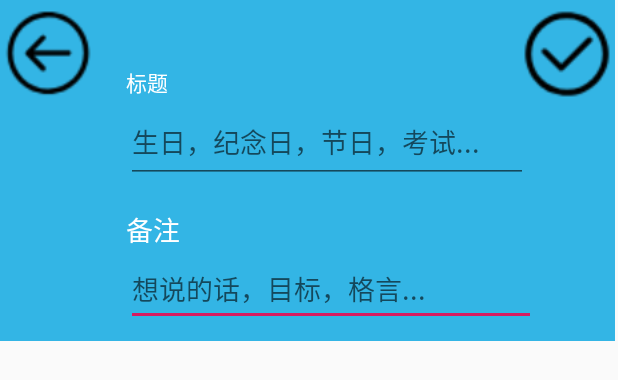
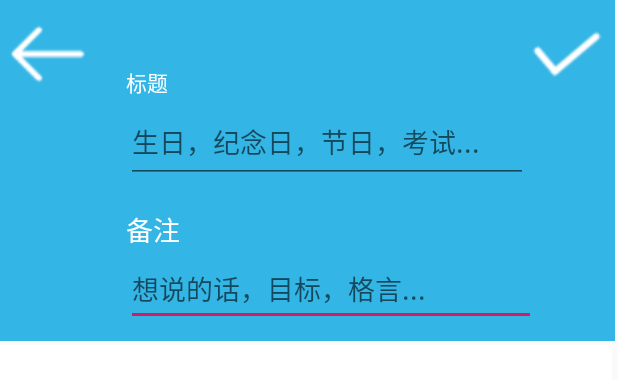
Before and after one commit to Leogod/Mytime, an Android app: the layout activity_time_record_edit.xml on its own in the app's theme, with its tools: preview values and no code run, on a phone screen of 412 x 824 dp. Shown: the top 380 px of the screen. Run offline under Robolectric (Android 15) with nearby library versions, the phone set to English and light mode, and no system bars.

Commit message:
修改加号页面的toolbar，固定加号页面的布局

```diff
--- a/app/src/main/AndroidManifest.xml
+++ b/app/src/main/AndroidManifest.xml
@@ -9,7 +9,12 @@
         android:roundIcon="@mipmap/ic_launcher_round"
         android:supportsRtl="true"
         android:theme="@style/AppTheme">
-        <activity android:name=".TimeRecordEditActivity"></activity>
+
+        <activity
+                  android:name=".TimeRecordEditActivity"
+                 android:theme="@style/AppTheme.NoActionBar">
+        </activity>
+
         <activity
             android:name=".MainActivity"
             android:label="@string/app_name"
--- a/app/src/main/res/layout/activity_time_record_edit.xml
+++ b/app/src/main/res/layout/activity_time_record_edit.xml
@@ -5,27 +5,8 @@
     android:id="@+id/lay_out"
     android:layout_width="match_parent"
     android:layout_height="match_parent"
+
     tools:context=".TimeRecordEditActivity">
-
-    <androidx.constraintlayout.widget.ConstraintLayout
-        android:id="@+id/constraintLayout3"
-        android:layout_width="408dp"
-        android:layout_height="437dp"
-        android:layout_marginTop="250dp"
-        android:background="@android:color/white"
-        app:layout_constraintBottom_toBottomOf="parent"
-        app:layout_constraintStart_toStartOf="parent"
-        app:layout_constraintTop_toTopOf="parent"
-        app:layout_constraintVertical_bias="0.954">
-
-        <ListView
-            android:id="@+id/list_view_jiahao"
-            android:layout_width="406dp"
-            android:layout_height="443dp"
-            android:layout_marginTop="20dp"
-            app:layout_constraintStart_toStartOf="parent"
-            app:layout_constraintTop_toTopOf="parent" />
-    </androidx.constraintlayout.widget.ConstraintLayout>
 
     <androidx.constraintlayout.widget.ConstraintLayout
         android:id="@+id/constraintLayout"
@@ -35,7 +16,7 @@
         app:layout_constraintBottom_toTopOf="@+id/constraintLayout3"
         app:layout_constraintStart_toStartOf="parent"
         app:layout_constraintTop_toTopOf="parent"
-        app:layout_constraintVertical_bias="0.0">
+        app:layout_constraintVertical_bias="0">
 
         <EditText
             android:id="@+id/edit_text_remark"
@@ -118,4 +99,23 @@
 
     </androidx.constraintlayout.widget.ConstraintLayout>
 
+    <androidx.constraintlayout.widget.ConstraintLayout
+        android:id="@+id/constraintLayout3"
+        android:layout_width="408dp"
+        android:layout_height="437dp"
+        android:layout_marginTop="230dp"
+        android:background="@android:color/white"
+        app:layout_constraintBottom_toBottomOf="parent"
+        app:layout_constraintStart_toStartOf="parent"
+        app:layout_constraintTop_toTopOf="parent"
+        app:layout_constraintVertical_bias="0">
+
+        <ListView
+            android:id="@+id/list_view_jiahao"
+            android:layout_width="413dp"
+            android:layout_height="484dp"
+            app:layout_constraintStart_toStartOf="parent"
+            app:layout_constraintTop_toTopOf="parent" />
+    </androidx.constraintlayout.widget.ConstraintLayout>
+
 </androidx.constraintlayout.widget.ConstraintLayout>
```
Also changed, not shown: app/src/main/java/com/example/myapplicat/MainActivity.java (line endings or trailing spaces), app/src/main/res/drawable/duigou.png, app/src/main/res/drawable/jiantou.png.
